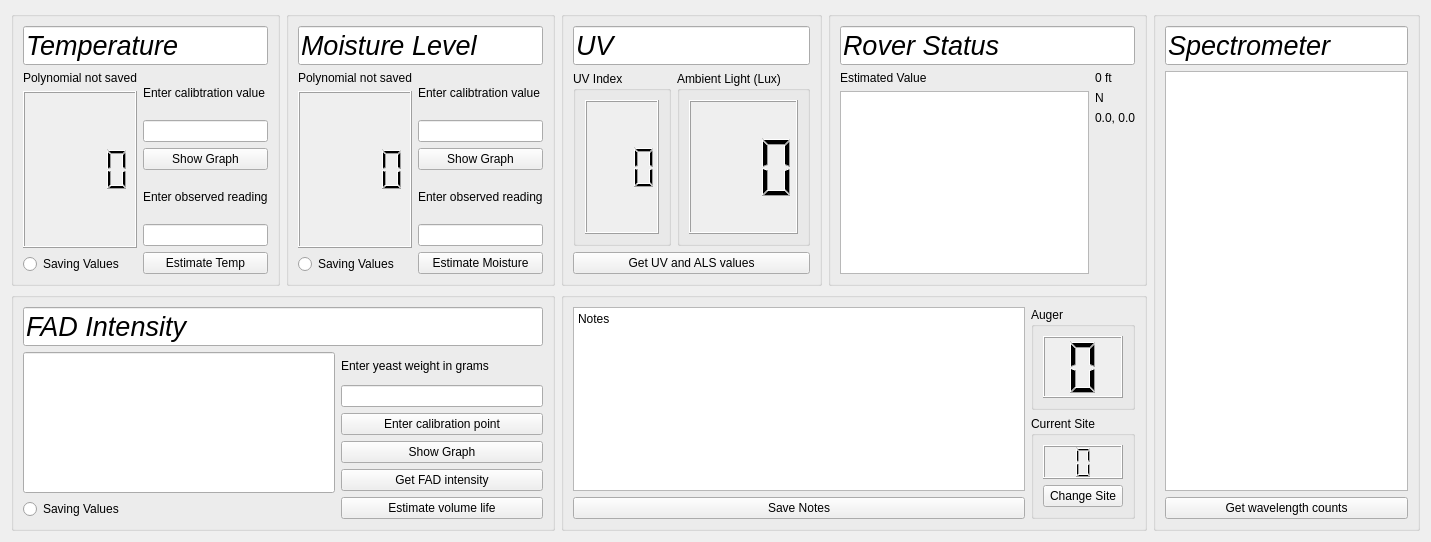
This is mars_ws/src/science/science/gui/science_GUI.ui in BYUMarsRover/Autonomy-ROS2 as Qt 5 draws it before an edit. The edited form follows.
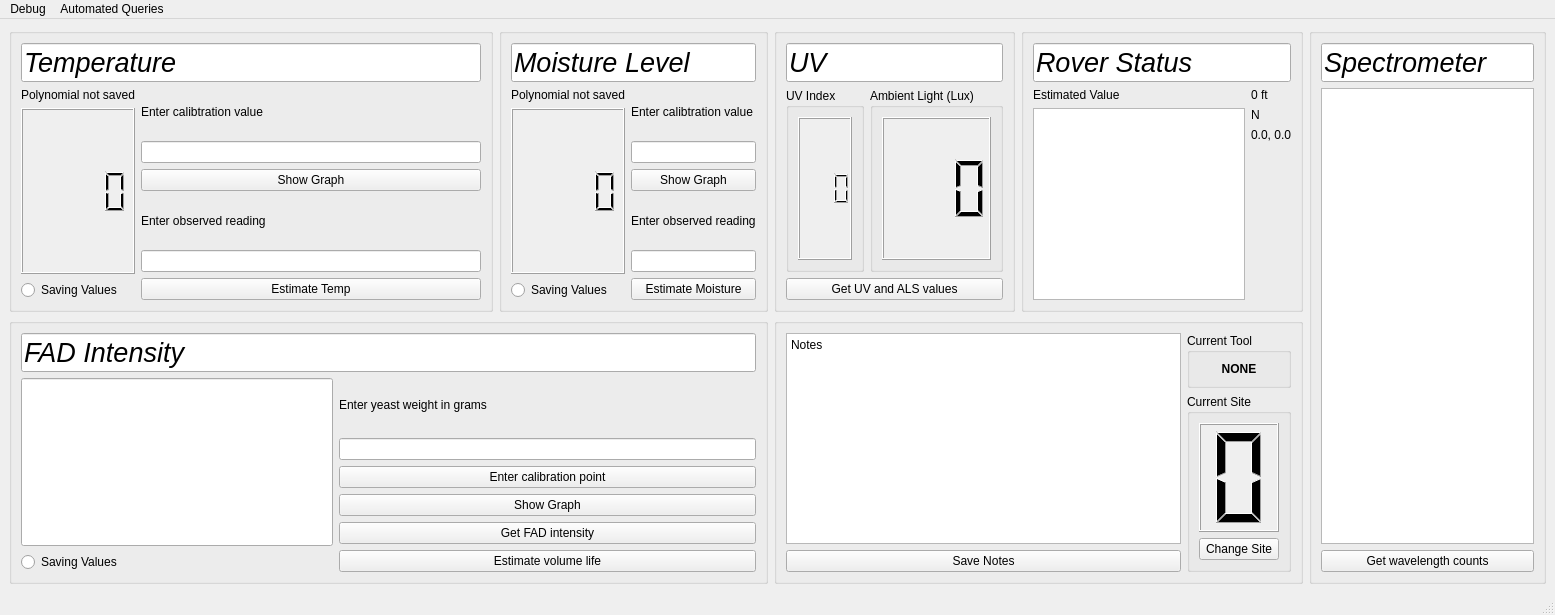
This is the edited form.

Commit message: Put Debug GUI's in Menu Bar, Fixed Return Table, Current Tool updated, Imrpoved GUI Layout

The edit to the form file:
```diff
--- a/mars_ws/src/science/science/gui/science_GUI.ui
+++ b/mars_ws/src/science/science/gui/science_GUI.ui
@@ -1,18 +1,19 @@
 <?xml version="1.0" encoding="UTF-8"?>
 <ui version="4.0">
- <class>Science GUI</class>
- <widget class="QWidget" name="Science GUI">
+ <class>ScienceGUI</class>
+ <widget class="QMainWindow" name="ScienceGUI">
   <property name="geometry">
    <rect>
     <x>0</x>
     <y>0</y>
-    <width>1431</width>
-    <height>542</height>
+    <width>1555</width>
+    <height>615</height>
    </rect>
   </property>
   <property name="windowTitle">
    <string>Science GUI</string>
   </property>
+  <widget class="QWidget" name="centralwidget">
   <layout class="QGridLayout" name="gridLayout_2">
    <item row="0" column="0">
     <widget class="QGroupBox" name="groupBox_6">
@@ -133,14 +134,14 @@
      </layout>
     </widget>
    </item>
-   <item row="0" column="4" rowspan="2" colspan="2">
-    <widget class="QGroupBox" name="groupBox_8">
+    <item row="1" column="0" colspan="3">
+     <widget class="QGroupBox" name="groupBox_7">
      <property name="title">
       <string/>
      </property>
-     <layout class="QVBoxLayout" name="verticalLayout_14">
+      <layout class="QVBoxLayout" name="verticalLayout_13">
       <item>
-       <widget class="QLineEdit" name="lineEdit_8">
+        <widget class="QLineEdit" name="lineEdit_7">
         <property name="font">
          <font>
           <pointsize>20</pointsize>
@@ -148,7 +149,7 @@
          </font>
         </property>
         <property name="text">
-         <string>Spectrometer</string>
+          <string>FAD Intensity</string>
         </property>
         <property name="readOnly">
          <bool>true</bool>
@@ -156,19 +157,205 @@
        </widget>
       </item>
       <item>
-       <widget class="QTableView" name="tableView"/>
+        <layout class="QHBoxLayout" name="horizontalLayout_3">
+         <item>
+          <layout class="QVBoxLayout" name="verticalLayout_12">
+           <item>
+            <widget class="QLineEdit" name="le_fad">
+             <property name="sizePolicy">
+              <sizepolicy hsizetype="Minimum" vsizetype="Minimum">
+               <horstretch>0</horstretch>
+               <verstretch>1</verstretch>
+              </sizepolicy>
+             </property>
+             <property name="font">
+              <font>
+               <pointsize>24</pointsize>
+               <weight>75</weight>
+               <bold>true</bold>
+              </font>
+             </property>
+             <property name="layoutDirection">
+              <enum>Qt::LeftToRight</enum>
+             </property>
+             <property name="text">
+              <string/>
+             </property>
+             <property name="alignment">
+              <set>Qt::AlignRight|Qt::AlignTrailing|Qt::AlignVCenter</set>
+             </property>
+             <property name="readOnly">
+              <bool>true</bool>
+             </property>
+             <property name="placeholderText">
+              <string extracomment="0"/>
+             </property>
+            </widget>
       </item>
       <item>
-       <widget class="QPushButton" name="pushButton_spectro">
+            <widget class="QRadioButton" name="fad_radio">
+             <property name="cursor">
+              <cursorShape>ArrowCursor</cursorShape>
+             </property>
+             <property name="layoutDirection">
+              <enum>Qt::LeftToRight</enum>
+             </property>
+             <property name="autoFillBackground">
+              <bool>false</bool>
+             </property>
         <property name="text">
-         <string>Get wavelength counts</string>
-        </property>
+              <string>Saving Values</string>
+             </property>
+             <property name="checked">
+              <bool>false</bool>
+             </property>
+             <property name="autoExclusive">
+              <bool>false</bool>
+             </property>
        </widget>
       </item>
      </layout>
-    </widget>
-   </item>
+         </item>
+         <item>
+          <layout class="QVBoxLayout" name="verticalLayout_11">
+           <item>
+            <widget class="QLabel" name="label_9">
+             <property name="text">
+              <string>Enter yeast weight in grams</string>
+             </property>
+            </widget>
+           </item>
+           <item>
+            <widget class="QLineEdit" name="lineEdit_fad"/>
+           </item>
+           <item>
+            <widget class="QPushButton" name="pushButton_fad_calibration">
+             <property name="text">
+              <string>Enter calibration point</string>
+             </property>
+            </widget>
+           </item>
+           <item>
+            <widget class="QPushButton" name="pushButton_fad_graph">
+             <property name="text">
+              <string>Show Graph</string>
+             </property>
+            </widget>
+           </item>
+           <item>
+            <widget class="QPushButton" name="pushButton_fad">
+             <property name="text">
+              <string>Get FAD intensity</string>
+             </property>
+            </widget>
+           </item>
+           <item>
+            <widget class="QPushButton" name="pushButton_fad_estimate">
+             <property name="text">
+              <string>Estimate volume life</string>
+             </property>
+            </widget>
+           </item>
+          </layout>
+         </item>
+        </layout>
+       </item>
+      </layout>
+     </widget>
+    </item>
+    <item row="0" column="3">
+     <widget class="QGroupBox" name="groupBox_9">
+      <property name="title">
+       <string/>
+      </property>
+      <layout class="QVBoxLayout" name="verticalLayout_15">
+       <item>
+        <widget class="QLineEdit" name="lineEdit_9">
+         <property name="font">
+          <font>
+           <pointsize>20</pointsize>
+           <italic>true</italic>
+          </font>
+         </property>
+         <property name="text">
+          <string>UV</string>
+         </property>
+         <property name="readOnly">
+          <bool>true</bool>
+         </property>
+        </widget>
+       </item>
+       <item>
+        <layout class="QGridLayout" name="gridLayout">
    <item row="0" column="1">
+          <widget class="QGroupBox" name="groupBox_4">
+           <property name="sizePolicy">
+            <sizepolicy hsizetype="Expanding" vsizetype="Expanding">
+             <horstretch>0</horstretch>
+             <verstretch>0</verstretch>
+            </sizepolicy>
+           </property>
+           <property name="title">
+            <string>Ambient Light (Lux)</string>
+           </property>
+           <layout class="QVBoxLayout" name="verticalLayout_5">
+            <item>
+             <widget class="QLCDNumber" name="lcd_ambient">
+              <property name="autoFillBackground">
+               <bool>true</bool>
+              </property>
+              <property name="smallDecimalPoint">
+               <bool>false</bool>
+              </property>
+              <property name="digitCount">
+               <number>3</number>
+              </property>
+             </widget>
+            </item>
+           </layout>
+          </widget>
+         </item>
+         <item row="0" column="0">
+          <widget class="QGroupBox" name="groupBox_3">
+           <property name="sizePolicy">
+            <sizepolicy hsizetype="Expanding" vsizetype="Expanding">
+             <horstretch>0</horstretch>
+             <verstretch>0</verstretch>
+            </sizepolicy>
+           </property>
+           <property name="title">
+            <string>UV Index</string>
+           </property>
+           <layout class="QVBoxLayout" name="verticalLayout_4">
+            <item>
+             <widget class="QLCDNumber" name="lcd_uv">
+              <property name="autoFillBackground">
+               <bool>true</bool>
+              </property>
+              <property name="smallDecimalPoint">
+               <bool>false</bool>
+              </property>
+              <property name="digitCount">
+               <number>3</number>
+              </property>
+             </widget>
+            </item>
+           </layout>
+          </widget>
+         </item>
+        </layout>
+       </item>
+       <item>
+        <widget class="QPushButton" name="pushButton_uv">
+         <property name="text">
+          <string>Get UV and ALS values</string>
+         </property>
+        </widget>
+       </item>
+      </layout>
+     </widget>
+    </item>
+    <item row="0" column="1" colspan="2">
     <widget class="QGroupBox" name="groupBox_5">
      <property name="title">
       <string/>
@@ -313,7 +500,42 @@
      </layout>
     </widget>
    </item>
-   <item row="0" column="3">
+    <item row="0" column="6" rowspan="2">
+     <widget class="QGroupBox" name="groupBox_8">
+      <property name="title">
+       <string/>
+      </property>
+      <layout class="QVBoxLayout" name="verticalLayout_14">
+       <item>
+        <widget class="QLineEdit" name="lineEdit_8">
+         <property name="font">
+          <font>
+           <pointsize>20</pointsize>
+           <italic>true</italic>
+          </font>
+         </property>
+         <property name="text">
+          <string>Spectrometer</string>
+         </property>
+         <property name="readOnly">
+          <bool>true</bool>
+         </property>
+        </widget>
+       </item>
+       <item>
+        <widget class="QTableView" name="tableView"/>
+       </item>
+       <item>
+        <widget class="QPushButton" name="pushButton_spectro">
+         <property name="text">
+          <string>Get wavelength counts</string>
+         </property>
+        </widget>
+       </item>
+      </layout>
+     </widget>
+    </item>
+    <item row="0" column="4">
     <widget class="QGroupBox" name="groupBox_2">
      <property name="title">
       <string/>
@@ -420,228 +642,7 @@
      </layout>
     </widget>
    </item>
-   <item row="1" column="0" colspan="2">
-    <widget class="QGroupBox" name="groupBox_7">
-     <property name="title">
-      <string/>
-     </property>
-     <layout class="QVBoxLayout" name="verticalLayout_13">
-      <item>
-       <widget class="QLineEdit" name="lineEdit_7">
-        <property name="font">
-         <font>
-          <pointsize>20</pointsize>
-          <italic>true</italic>
-         </font>
-        </property>
-        <property name="text">
-         <string>FAD Intensity</string>
-        </property>
-        <property name="readOnly">
-         <bool>true</bool>
-        </property>
-       </widget>
-      </item>
-      <item>
-       <layout class="QHBoxLayout" name="horizontalLayout_3">
-        <item>
-         <layout class="QVBoxLayout" name="verticalLayout_12">
-          <item>
-           <widget class="QLineEdit" name="le_fad">
-            <property name="sizePolicy">
-             <sizepolicy hsizetype="Minimum" vsizetype="Minimum">
-              <horstretch>0</horstretch>
-              <verstretch>1</verstretch>
-             </sizepolicy>
-            </property>
-            <property name="font">
-             <font>
-              <pointsize>24</pointsize>
-              <weight>75</weight>
-              <bold>true</bold>
-             </font>
-            </property>
-            <property name="layoutDirection">
-             <enum>Qt::LeftToRight</enum>
-            </property>
-            <property name="text">
-             <string/>
-            </property>
-            <property name="alignment">
-             <set>Qt::AlignRight|Qt::AlignTrailing|Qt::AlignVCenter</set>
-            </property>
-            <property name="readOnly">
-             <bool>true</bool>
-            </property>
-            <property name="placeholderText">
-             <string extracomment="0"/>
-            </property>
-           </widget>
-          </item>
-          <item>
-           <widget class="QRadioButton" name="fad_radio">
-            <property name="cursor">
-             <cursorShape>ArrowCursor</cursorShape>
-            </property>
-            <property name="layoutDirection">
-             <enum>Qt::LeftToRight</enum>
-            </property>
-            <property name="autoFillBackground">
-             <bool>false</bool>
-            </property>
-            <property name="text">
-             <string>Saving Values</string>
-            </property>
-            <property name="checked">
-             <bool>false</bool>
-            </property>
-            <property name="autoExclusive">
-             <bool>false</bool>
-            </property>
-           </widget>
-          </item>
-         </layout>
-        </item>
-        <item>
-         <layout class="QVBoxLayout" name="verticalLayout_11">
-          <item>
-           <widget class="QLabel" name="label_9">
-            <property name="text">
-             <string>Enter yeast weight in grams</string>
-            </property>
-           </widget>
-          </item>
-          <item>
-           <widget class="QLineEdit" name="lineEdit_fad"/>
-          </item>
-          <item>
-           <widget class="QPushButton" name="pushButton_fad_calibration">
-            <property name="text">
-             <string>Enter calibration point</string>
-            </property>
-           </widget>
-          </item>
-          <item>
-           <widget class="QPushButton" name="pushButton_fad_graph">
-            <property name="text">
-             <string>Show Graph</string>
-            </property>
-           </widget>
-          </item>
-          <item>
-           <widget class="QPushButton" name="pushButton_fad">
-            <property name="text">
-             <string>Get FAD intensity</string>
-            </property>
-           </widget>
-          </item>
-          <item>
-           <widget class="QPushButton" name="pushButton_fad_estimate">
-            <property name="text">
-             <string>Estimate volume life</string>
-            </property>
-           </widget>
-          </item>
-         </layout>
-        </item>
-       </layout>
-      </item>
-     </layout>
-    </widget>
-   </item>
-   <item row="0" column="2">
-    <widget class="QGroupBox" name="groupBox_9">
-     <property name="title">
-      <string/>
-     </property>
-     <layout class="QVBoxLayout" name="verticalLayout_15">
-      <item>
-       <widget class="QLineEdit" name="lineEdit_9">
-        <property name="font">
-         <font>
-          <pointsize>20</pointsize>
-          <italic>true</italic>
-         </font>
-        </property>
-        <property name="text">
-         <string>UV</string>
-        </property>
-        <property name="readOnly">
-         <bool>true</bool>
-        </property>
-       </widget>
-      </item>
-      <item>
-       <layout class="QGridLayout" name="gridLayout">
-        <item row="0" column="1">
-         <widget class="QGroupBox" name="groupBox_4">
-          <property name="sizePolicy">
-           <sizepolicy hsizetype="Expanding" vsizetype="Expanding">
-            <horstretch>0</horstretch>
-            <verstretch>0</verstretch>
-           </sizepolicy>
-          </property>
-          <property name="title">
-           <string>Ambient Light (Lux)</string>
-          </property>
-          <layout class="QVBoxLayout" name="verticalLayout_5">
-           <item>
-            <widget class="QLCDNumber" name="lcd_ambient">
-             <property name="autoFillBackground">
-              <bool>true</bool>
-             </property>
-             <property name="smallDecimalPoint">
-              <bool>false</bool>
-             </property>
-             <property name="digitCount">
-              <number>3</number>
-             </property>
-            </widget>
-           </item>
-          </layout>
-         </widget>
-        </item>
-        <item row="0" column="0">
-         <widget class="QGroupBox" name="groupBox_3">
-          <property name="sizePolicy">
-           <sizepolicy hsizetype="Expanding" vsizetype="Expanding">
-            <horstretch>0</horstretch>
-            <verstretch>0</verstretch>
-           </sizepolicy>
-          </property>
-          <property name="title">
-           <string>UV Index</string>
-          </property>
-          <layout class="QVBoxLayout" name="verticalLayout_4">
-           <item>
-            <widget class="QLCDNumber" name="lcd_uv">
-             <property name="autoFillBackground">
-              <bool>true</bool>
-             </property>
-             <property name="smallDecimalPoint">
-              <bool>false</bool>
-             </property>
-             <property name="digitCount">
-              <number>3</number>
-             </property>
-            </widget>
-           </item>
-          </layout>
-         </widget>
-        </item>
-       </layout>
-      </item>
-      <item>
-       <widget class="QPushButton" name="pushButton_uv">
-        <property name="text">
-         <string>Get UV and ALS values</string>
-        </property>
-       </widget>
-      </item>
-     </layout>
-    </widget>
-   </item>
-   <item row="1" column="2" colspan="2">
+    <item row="1" column="3" colspan="2">
     <widget class="QGroupBox" name="groupBox_10">
      <property name="title">
       <string/>
@@ -677,19 +678,22 @@
            </sizepolicy>
           </property>
           <property name="title">
-           <string>Auger</string>
+            <string>Current Tool</string>
           </property>
           <layout class="QVBoxLayout" name="verticalLayout_19">
            <item>
-            <widget class="QLCDNumber" name="lcd_auger">
-             <property name="autoFillBackground">
-              <bool>true</bool>
-             </property>
-             <property name="smallDecimalPoint">
-              <bool>false</bool>
-             </property>
-             <property name="digitCount">
-              <number>1</number>
+             <widget class="QLabel" name="current_tool_label">
+              <property name="font">
+               <font>
+                <weight>75</weight>
+                <bold>true</bold>
+               </font>
+              </property>
+              <property name="text">
+               <string>NONE</string>
+              </property>
+              <property name="alignment">
+               <set>Qt::AlignCenter</set>
              </property>
             </widget>
            </item>
@@ -701,7 +705,7 @@
           <property name="sizePolicy">
            <sizepolicy hsizetype="Preferred" vsizetype="Preferred">
             <horstretch>0</horstretch>
-            <verstretch>0</verstretch>
+             <verstretch>1</verstretch>
            </sizepolicy>
           </property>
           <property name="title">
@@ -737,6 +741,54 @@
     </widget>
    </item>
   </layout>
+  </widget>
+  <widget class="QMenuBar" name="menubar">
+   <property name="geometry">
+    <rect>
+     <x>0</x>
+     <y>0</y>
+     <width>1555</width>
+     <height>24</height>
+    </rect>
+   </property>
+   <widget class="QMenu" name="menuDebug_GUI">
+    <property name="title">
+     <string>Debug</string>
+    </property>
+    <addaction name="actionLaunch_Function_Library"/>
+    <addaction name="actionLaunch_RX_TX_Monitor"/>
+    <addaction name="actionLaunch_Response_Parse"/>
+   </widget>
+   <widget class="QMenu" name="menuAutomated_Queries">
+    <property name="title">
+     <string>Automated Queries</string>
+    </property>
+    <addaction name="actionToggle_Sensor_Query"/>
+   </widget>
+   <addaction name="menuDebug_GUI"/>
+   <addaction name="menuAutomated_Queries"/>
+  </widget>
+  <widget class="QStatusBar" name="statusbar"/>
+  <action name="actionLaunch_Function_Library">
+   <property name="text">
+    <string>Launch Function Library</string>
+   </property>
+  </action>
+  <action name="actionLaunch_RX_TX_Monitor">
+   <property name="text">
+    <string>Launch RX/TX Monitor</string>
+   </property>
+  </action>
+  <action name="actionLaunch_Response_Parse">
+   <property name="text">
+    <string>Launch Response Parser</string>
+   </property>
+  </action>
+  <action name="actionToggle_Sensor_Query">
+   <property name="text">
+    <string>Begin Sensor Queries</string>
+   </property>
+  </action>
  </widget>
  <resources/>
  <connections/>
```
Lines whose indentation alone changed are shown as unchanged. The commit also changes 10 other files.
